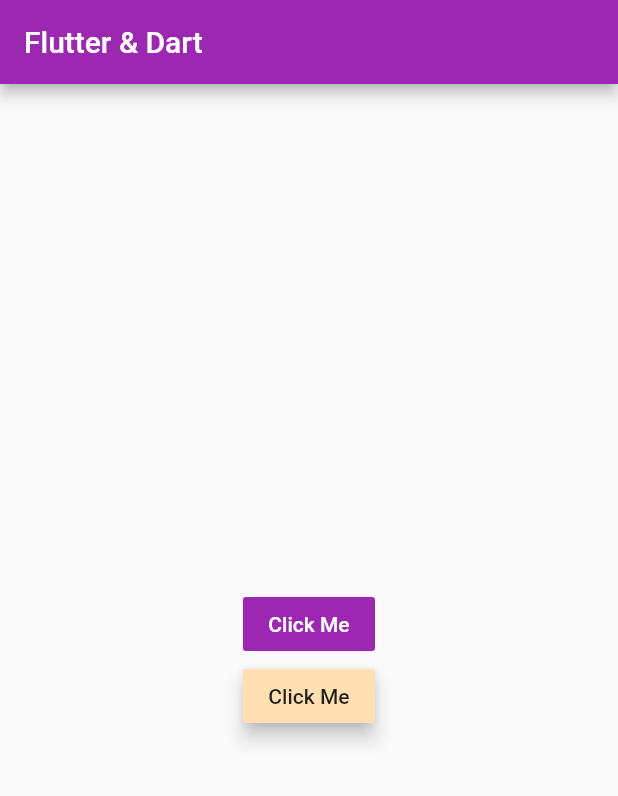
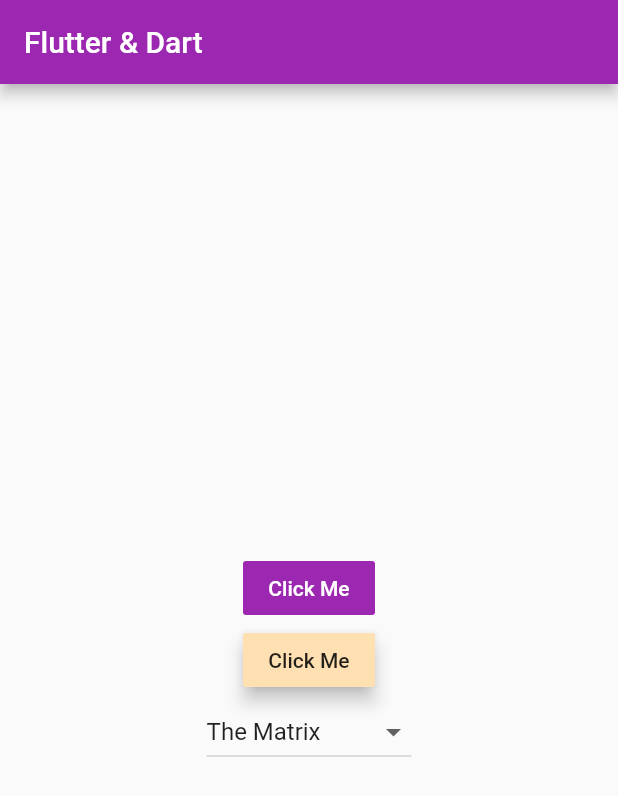
Before and after one commit to DiaDeMuertos/Udemy_section5, a Flutter app: the screen it shows after launch, on a phone screen of 412 x 824 dp. Shown: the top 796 px of the screen. Run offline on Flutter 3.47's test engine with Material 2 defaults, Android fonts, the phone set to English and light mode, and no system bars.

Commit message:
added widget DropdownButton implementation

```diff
--- a/lib/main.dart
+++ b/lib/main.dart
@@ -1,4 +1,6 @@
 import 'package:flutter/material.dart';
+
+import './helpers.dart';
 
 void main() => runApp(MyApp());
 
@@ -25,9 +27,24 @@ class MyHomePage extends StatefulWidget {
 }
 
 class _MyHomePageState extends State<MyHomePage> {
-  void handlerFlatButtonClickMe() => print('clicked');
+  String _dropdownValue = 'The Matrix';
 
-  void handlerRaisedButtonClickMe() => handlerFlatButtonClickMe();
+  final List<String> movies = [
+    'The Matrix',
+    'Children of men',
+    'Driver',
+    'The witch'
+  ];
+
+  void _handlerFlatButtonClickMe() => print('clicked');
+
+  void _handlerRaisedButtonClickMe() => _handlerFlatButtonClickMe();
+
+  void _handlerDropDownOnChange(String value) {
+    setState(() {
+      _dropdownValue = value;
+    });
+  }
 
   @override
   Widget build(BuildContext context) {
@@ -40,7 +57,7 @@ class _MyHomePageState extends State<MyHomePage> {
           mainAxisAlignment: MainAxisAlignment.center,
           children: <Widget>[
             FlatButton(
-              onPressed: handlerFlatButtonClickMe,
+              onPressed: _handlerFlatButtonClickMe,
               color: Colors.purple,
               textColor: Colors.white,
               highlightColor: Colors.black,
@@ -49,12 +66,17 @@ class _MyHomePageState extends State<MyHomePage> {
               ),
             ),
             RaisedButton(
-              onPressed: handlerRaisedButtonClickMe,
+              onPressed: _handlerRaisedButtonClickMe,
               color: Colors.orange[100],
               elevation: 5,
               highlightElevation: 10,
               child: Text('Click Me'),
-            )
+            ),
+            DropdownButton(
+              value: _dropdownValue,
+              onChanged: _handlerDropDownOnChange,
+              items: buildItems(movies),
+            ),
           ],
         ),
       ),
```
